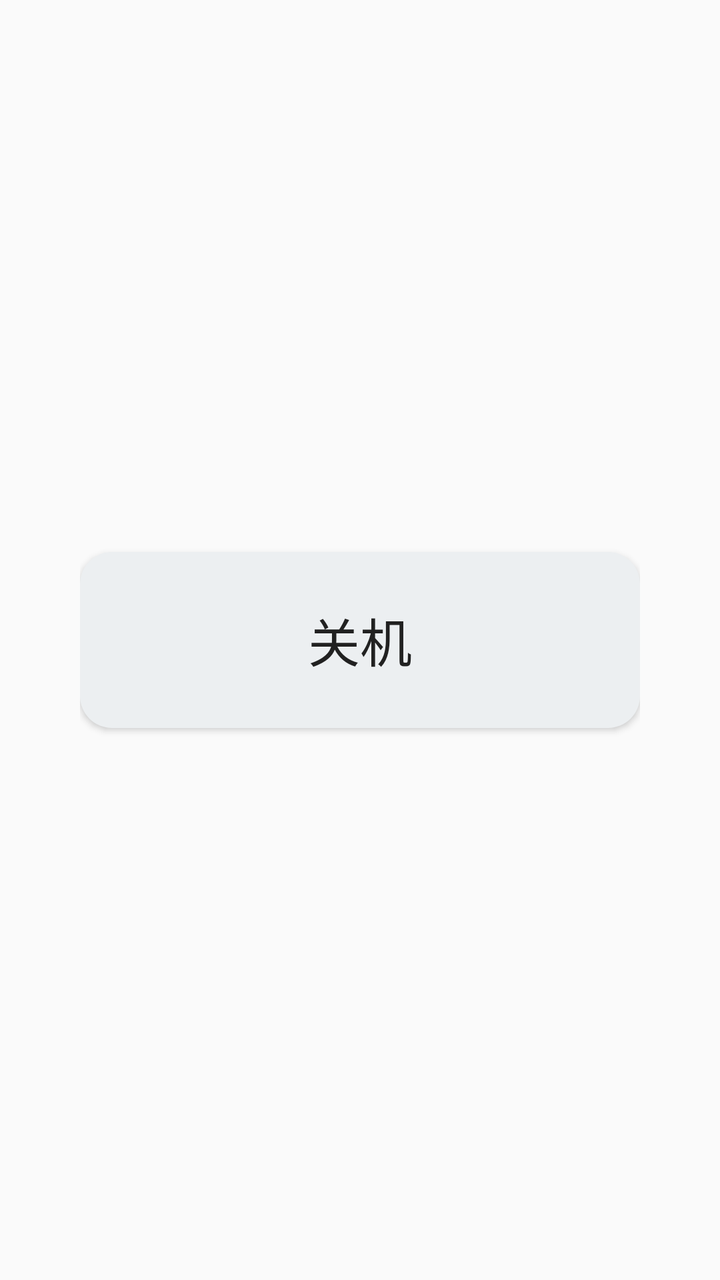
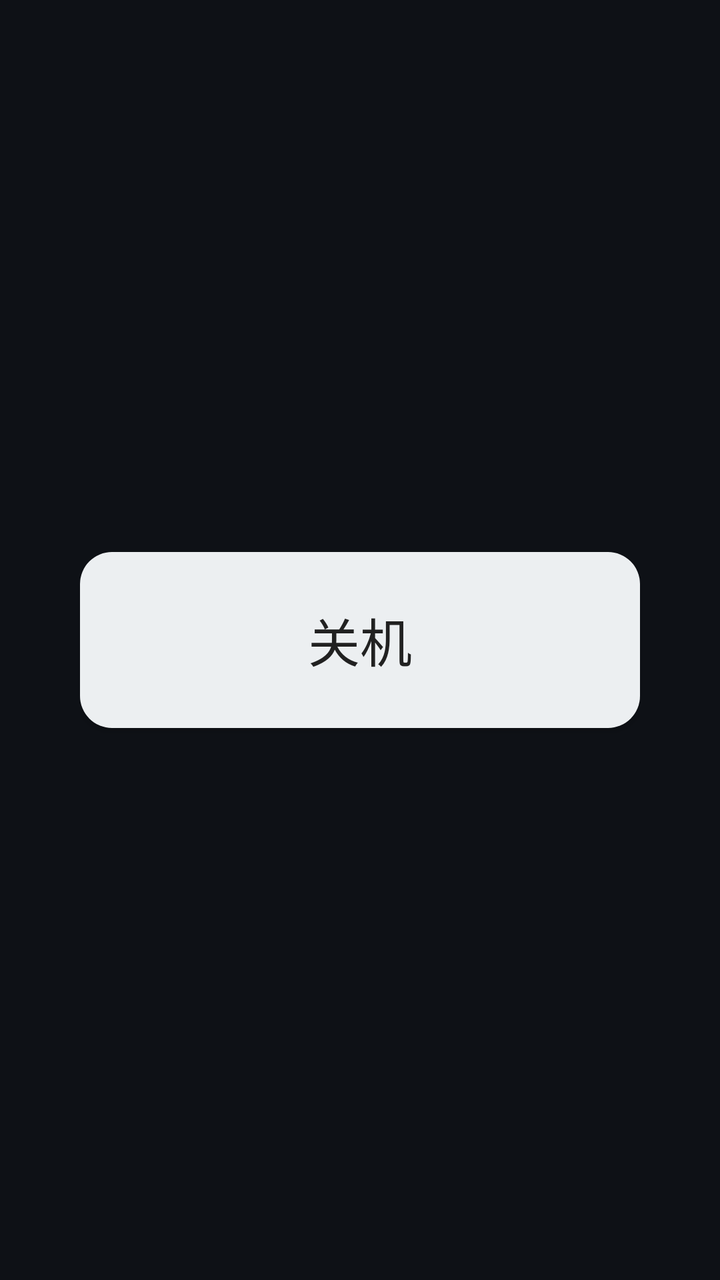

The first picture is an Android layout as it rendered before a commit; the second is the same layout after the commit. The layout source and the unified diff follow.
<!-- AndroidManifest.xml: application theme Theme.TvPower -->
<!-- res/layout/activity_main.xml -->
<?xml version="1.0" encoding="utf-8"?>
<LinearLayout xmlns:android="http://schemas.android.com/apk/res/android"
    android:layout_width="match_parent"
    android:layout_height="match_parent"
    android:orientation="horizontal"
    android:gravity="center"
    android:padding="40dp">

    
    <Button
        android:id="@+id/btnReboot"
        android:layout_width="280dp"
        android:layout_height="88dp"
        android:text="@string/btn_reboot"
        android:textSize="26sp"
        android:background="@drawable/btn_tv_bg"
        android:textColor="@color/btn_tv_text"
        android:focusable="true"
        android:focusableInTouchMode="true"
        android:nextFocusRight="@id/btnShutdown">

        
        <requestFocus />
    </Button>

    
    <Button
        android:id="@+id/btnShutdown"
        android:layout_width="280dp"
        android:layout_height="88dp"
        android:layout_marginStart="28dp"
        android:text="@string/btn_shutdown"
        android:textSize="26sp"
        android:background="@drawable/btn_tv_bg"
        android:textColor="@color/btn_tv_text"
        android:focusable="true"
        android:focusableInTouchMode="true"
        android:nextFocusLeft="@id/btnReboot"
        android:nextFocusRight="@id/btnSleep" />

    
    <Button
        android:id="@+id/btnSleep"
        android:layout_width="280dp"
        android:layout_height="88dp"
        android:layout_marginStart="28dp"
        android:text="@string/btn_sleep"
        android:textSize="26sp"
        android:background="@drawable/btn_tv_bg"
        android:textColor="@color/btn_tv_text"
        android:focusable="true"
        android:focusableInTouchMode="true"
        android:nextFocusLeft="@id/btnShutdown" />

</LinearLayout>
<!-- resources referenced by this layout -->
<resources>
  <!-- drawable btn_tv_bg (drawable) -->
  <?xml version="1.0" encoding="utf-8"?>
  <selector xmlns:android="http://schemas.android.com/apk/res/android">
  
      
      <item android:state_focused="true">
          <shape android:shape="rectangle">
              <solid android:color="#1565C0" />
              <corners android:radius="16dp" />
              <stroke android:width="2dp" android:color="#FFFFFF" />
          </shape>
      </item>
  
      
      <item android:state_pressed="true">
          <shape android:shape="rectangle">
              <solid android:color="#0D47A1" />
              <corners android:radius="16dp" />
          </shape>
      </item>
  
      
      <item>
          <shape android:shape="rectangle">
              <solid android:color="#ECEFF1" />
              <corners android:radius="16dp" />
          </shape>
      </item>
  
  </selector>
  <string name="btn_reboot">重启</string>
  <string name="btn_shutdown">关机</string>
  <string name="btn_sleep">睡眠</string>
  <style name="Theme.TvPower" parent="Theme.AppCompat.Light.NoActionBar" />
</resources>

<!-- the commit's change to res/layout/activity_main.xml (unified diff, before → after) -->
@@ -4,6 +4,7 @@
     android:layout_height="match_parent"
     android:orientation="horizontal"
     android:gravity="center"
+    android:background="@color/tv_background"
     android:padding="40dp">
 
     
<!-- resource entries referenced after the edit -->
@@ -1,5 +1,6 @@
 <!-- resources referenced by this layout -->
 <resources>
+  <color name="tv_background">#0E1116</color>
   <!-- drawable btn_tv_bg (drawable) -->
   <?xml version="1.0" encoding="utf-8"?>
   <selector xmlns:android="http://schemas.android.com/apk/res/android">
@@ -33,6 +34,19 @@
   <string name="btn_reboot">重启</string>
   <string name="btn_shutdown">关机</string>
   <string name="btn_sleep">睡眠</string>
-  <style name="Theme.TvPower" parent="Theme.AppCompat.Light.NoActionBar" />
+  <style name="Theme.TvPower" parent="Theme.AppCompat.Light.NoActionBar">
+  
+          
+          <item name="android:windowBackground">@color/tv_background</item>
+          <item name="android:colorBackground">@color/tv_background</item>
+  
+          
+          <item name="android:windowIsTranslucent">false</item>
+          <item name="android:windowIsFloating">false</item>
+          <item name="android:windowNoTitle">true</item>
+  
+          
+          <item name="android:windowSplashScreenBackground" tools:targetApi="31">@color/tv_background</item>
+      </style>
 </resources>
 
